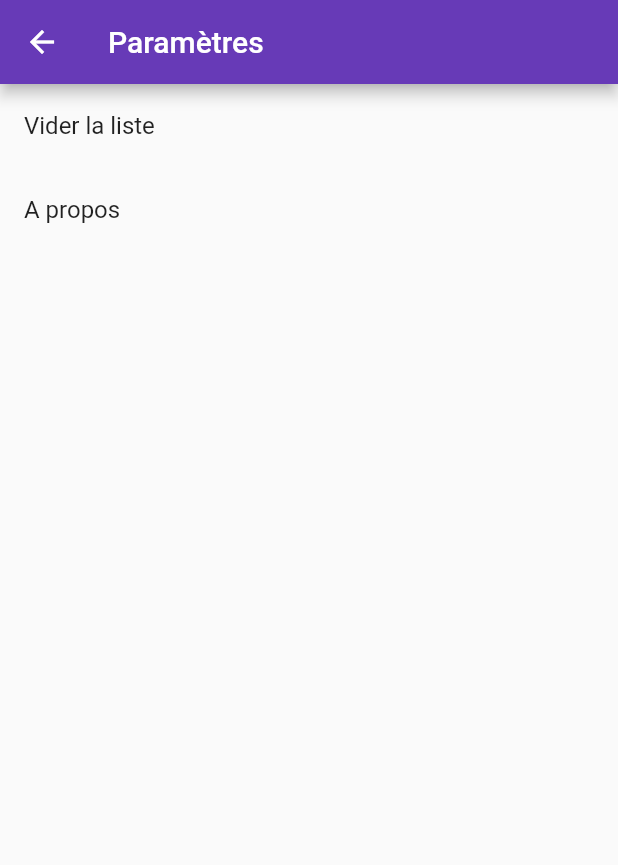
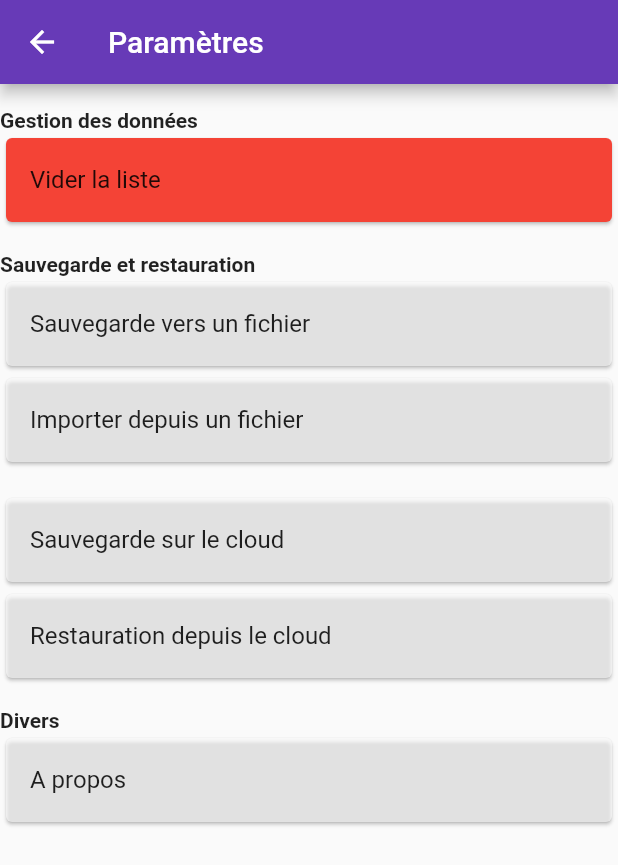
Before and after one commit to ruets/ShoppingList, a Flutter app: the Settings screen opened directly, on a phone screen of 412 x 824 dp. Shown: the top 865 px of the screen. Run offline on Flutter 3.47's test engine with Material 2 defaults, Android fonts, the phone set to English and light mode, and no system bars; our stand-ins replace custom_radio_grouped_button, numberpicker.

Commit message:
add save and import options to settings page

```diff
--- a/lib/src/components/Settings.dart
+++ b/lib/src/components/Settings.dart
@@ -4,14 +4,9 @@ import 'package:ShoppingList/src/components/Confirmation.dart';
 
 import '../model/Api.dart';
 
-class Settings extends StatefulWidget {
+class Settings extends StatelessWidget {
   const Settings({super.key});
 
-  @override
-  State<Settings> createState() => _SettingsState();
-}
-
-class _SettingsState extends State<Settings> {
   @override
   Widget build(BuildContext context) {
     return Scaffold(
@@ -20,20 +15,86 @@ class _SettingsState extends State<Settings> {
       ),
       body: ListView(
         children: <Widget>[
-          ListTile(
+          const Text('\nGestion des données',style: TextStyle(fontWeight: FontWeight.bold)),
+
+          Card(
+            color: Colors.red,
+            child: ListTile(
               title: const Text('Vider la liste'),
               onTap: () {
                 showConfirmationDialog(context, 'Confirmation', 'Voulez-vous vraiment supprimer tous les éléments de la liste ?', 'Annuler', 'Supprimer').then((value) {
                   if (value != null && value) {
-                  setState(() {
                     Api.clearItems();
-                  });
                   }
                 });
               },
             ),
+          ),
 
-          ListTile(
+          const Text('\nSauvegarde et restauration', style: TextStyle(fontWeight: FontWeight.bold)),
+
+          Card(
+            color: Colors.white60,
+            child: ListTile(
+              title: const Text('Sauvegarde vers un fichier'),
+              onTap: () {
+                showConfirmationDialog(context, 'Confirmation', 'Voulez-vous vraiment sauvegarder la liste ?', 'Annuler', 'Sauvegarder').then((value) {
+                  if (value != null && value) {
+                    // TODO: save to file
+                  }
+                });
+              },
+            ),
+          ),
+
+          Card(
+            color: Colors.white60,
+            child: ListTile(
+              title: const Text('Importer depuis un fichier'),
+              onTap: () {
+                showConfirmationDialog(context, 'Confirmation', 'Voulez-vous vraiment sauvegarder la liste ?', 'Annuler', 'Sauvegarder').then((value) {
+                  if (value != null && value) {
+                    // TODO: import from file
+                  }
+                });
+              },
+            ),
+          ),
+
+          const Text(''),
+          Card(
+            color: Colors.white60,
+            child: ListTile(
+              title: const Text('Sauvegarde sur le cloud'),
+              onTap: () {
+                showConfirmationDialog(context, 'Confirmation', 'Voulez-vous vraiment sauvegarder la liste ?', 'Annuler', 'Sauvegarder').then((value) {
+                  if (value != null && value) {
+                    // TODO: save to cloud
+                  }
+                });
+              },
+            ),
+          ),
+
+          Card(
+            color: Colors.white60,
+            child: ListTile(
+              title: const Text('Restauration depuis le cloud'),
+              onTap: () {
+                showConfirmationDialog(context, 'Confirmation', 'Voulez-vous vraiment sauvegarder la liste ?', 'Annuler', 'Sauvegarder').then((value) {
+                  if (value != null && value) {
+                    // TODO: restore from cloud
+                  }
+                });
+              },
+            ),
+          ),
+
+          const Text('\nDivers', style: TextStyle(fontWeight: FontWeight.bold)),
+
+          Card(
+            color: Colors.white60,
+            child: ListTile(
               title: const Text('A propos'),
               onTap: () {
                 showAboutDialog(
@@ -49,8 +110,21 @@ class _SettingsState extends State<Settings> {
                 );
               },
             ),
+          )
         ],
       ),
     );
   }
 }
+
+// stateless widget
+// class Settings extends StatelessWidget {
+//   const Settings({super.key});
+//
+//   @override
+//   Widget build(BuildContext context) {
+//     return Scaffold(
+//       appBar: AppBar()
+//     );
+//   }
+// }
```
Lines whose indentation alone changed are shown as unchanged.
